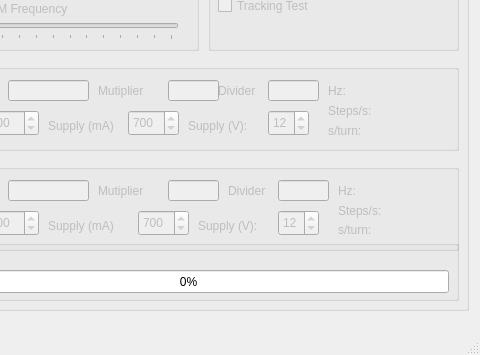
Before: the Qt Designer form mainwindow.ui in ahp-electronics/gt-configurator, drawn with Qt 5; both pictures show x 292 to 772 and y 410 to 765 of the 772 by 765 pixel window.
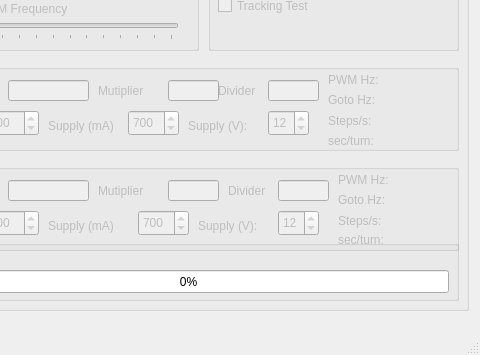
After: the same form once the commit is applied.

Commit message: Added goto frequency

Patch:
```diff
--- a/mainwindow.ui
+++ b/mainwindow.ui
@@ -1299,7 +1299,7 @@
       <property name="geometry">
        <rect>
         <x>600</x>
-        <y>50</y>
+        <y>60</y>
         <width>121</width>
         <height>21</height>
        </rect>
@@ -1312,13 +1312,13 @@
       <property name="geometry">
        <rect>
         <x>600</x>
-        <y>70</y>
+        <y>80</y>
         <width>121</width>
         <height>21</height>
        </rect>
       </property>
       <property name="text">
-       <string>s/turn:</string>
+       <string>sec/turn:</string>
       </property>
      </widget>
      <widget class="QLabel" name="label_32">
@@ -1390,13 +1390,26 @@
       <property name="geometry">
        <rect>
         <x>600</x>
-        <y>30</y>
+        <y>20</y>
         <width>121</width>
-        <height>21</height>
+        <height>20</height>
        </rect>
       </property>
       <property name="text">
-       <string>Hz:</string>
+       <string>PWM Hz:</string>
+      </property>
+     </widget>
+     <widget class="QLabel" name="MaxFrequency_0">
+      <property name="geometry">
+       <rect>
+        <x>600</x>
+        <y>40</y>
+        <width>121</width>
+        <height>20</height>
+       </rect>
+      </property>
+      <property name="text">
+       <string>Goto Hz:</string>
       </property>
      </widget>
     </widget>
@@ -1651,20 +1664,20 @@
       <property name="geometry">
        <rect>
         <x>610</x>
-        <y>30</y>
+        <y>20</y>
         <width>111</width>
-        <height>21</height>
+        <height>20</height>
        </rect>
       </property>
       <property name="text">
-       <string>Hz:</string>
+       <string>PWM Hz:</string>
       </property>
      </widget>
      <widget class="QLabel" name="TrackingFrequency_1">
       <property name="geometry">
        <rect>
         <x>610</x>
-        <y>50</y>
+        <y>60</y>
         <width>111</width>
         <height>21</height>
        </rect>
@@ -1677,13 +1690,26 @@
       <property name="geometry">
        <rect>
         <x>610</x>
-        <y>70</y>
+        <y>80</y>
         <width>111</width>
         <height>20</height>
        </rect>
       </property>
       <property name="text">
-       <string>s/turn:</string>
+       <string>sec/turn:</string>
+      </property>
+     </widget>
+     <widget class="QLabel" name="MaxFrequency_1">
+      <property name="geometry">
+       <rect>
+        <x>610</x>
+        <y>40</y>
+        <width>121</width>
+        <height>20</height>
+       </rect>
+      </property>
+      <property name="text">
+       <string>Goto Hz:</string>
       </property>
      </widget>
     </widget>
```
Left out of the diff: 2 changed lines with no effect on the pictures. The commit also changes 1 other file.
